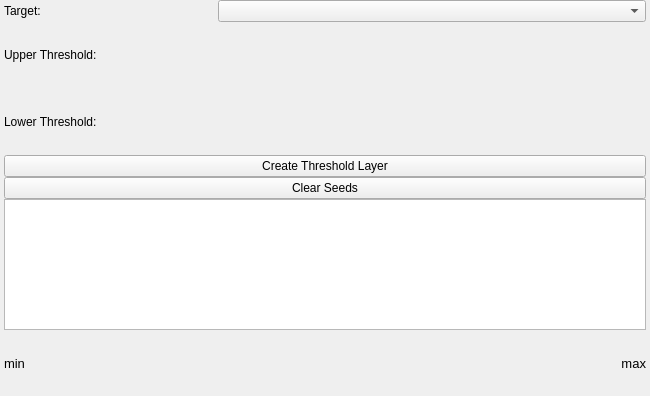
SCIInstitute/Seg3D, file src/Interface/ToolInterface/ThresholdToolInterface.ui: the form before one commit.
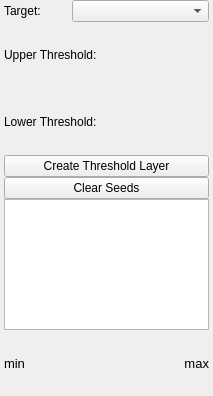
The form after the commit.

Patch:
```diff
--- a/src/Interface/ToolInterface/ThresholdToolInterface.ui
+++ b/src/Interface/ToolInterface/ThresholdToolInterface.ui
@@ -6,12 +6,12 @@
    <rect>
     <x>0</x>
     <y>0</y>
-    <width>650</width>
+    <width>213</width>
     <height>396</height>
    </rect>
   </property>
   <property name="sizePolicy">
-   <sizepolicy hsizetype="Preferred" vsizetype="Fixed">
+   <sizepolicy hsizetype="MinimumExpanding" vsizetype="Fixed">
     <horstretch>0</horstretch>
     <verstretch>0</verstretch>
    </sizepolicy>
@@ -66,7 +66,14 @@
       </widget>
      </item>
      <item>
-      <widget class="QComboBox" name="activeComboBox"/>
+      <widget class="QComboBox" name="activeComboBox">
+       <property name="sizePolicy">
+        <sizepolicy hsizetype="MinimumExpanding" vsizetype="Fixed">
+         <horstretch>0</horstretch>
+         <verstretch>0</verstretch>
+        </sizepolicy>
+       </property>
+      </widget>
      </item>
     </layout>
    </item>
@@ -84,6 +91,9 @@
        <property name="orientation">
         <enum>Qt::Horizontal</enum>
        </property>
+       <property name="sizeType">
+        <enum>QSizePolicy::MinimumExpanding</enum>
+       </property>
        <property name="sizeHint" stdset="0">
         <size>
          <width>40</width>
@@ -111,6 +121,9 @@
        <property name="orientation">
         <enum>Qt::Horizontal</enum>
        </property>
+       <property name="sizeType">
+        <enum>QSizePolicy::MinimumExpanding</enum>
+       </property>
        <property name="sizeHint" stdset="0">
         <size>
          <width>40</width>
@@ -131,6 +144,12 @@
      </property>
      <item>
       <widget class="QPushButton" name="createThresholdLayerButton">
+       <property name="sizePolicy">
+        <sizepolicy hsizetype="MinimumExpanding" vsizetype="Fixed">
+         <horstretch>0</horstretch>
+         <verstretch>0</verstretch>
+        </sizepolicy>
+       </property>
        <property name="text">
         <string>Create Threshold Layer</string>
        </property>
@@ -138,6 +157,12 @@
      </item>
      <item>
       <widget class="QPushButton" name="clearSeedsButton">
+       <property name="sizePolicy">
+        <sizepolicy hsizetype="MinimumExpanding" vsizetype="Fixed">
+         <horstretch>0</horstretch>
+         <verstretch>0</verstretch>
+        </sizepolicy>
+       </property>
        <property name="text">
         <string>Clear Seeds</string>
        </property>
@@ -148,7 +173,7 @@
    <item>
     <widget class="QGraphicsView" name="histogramView">
      <property name="sizePolicy">
-      <sizepolicy hsizetype="Expanding" vsizetype="Fixed">
+      <sizepolicy hsizetype="MinimumExpanding" vsizetype="Fixed">
        <horstretch>0</horstretch>
        <verstretch>0</verstretch>
       </sizepolicy>
@@ -171,6 +196,12 @@
     <layout class="QHBoxLayout" name="minMaxHLayout">
      <item>
       <widget class="QLabel" name="minLabel">
+       <property name="sizePolicy">
+        <sizepolicy hsizetype="MinimumExpanding" vsizetype="Preferred">
+         <horstretch>0</horstretch>
+         <verstretch>0</verstretch>
+        </sizepolicy>
+       </property>
        <property name="font">
         <font>
          <pointsize>10</pointsize>
@@ -185,6 +216,12 @@
      </item>
      <item>
       <widget class="QLabel" name="maxLabel">
+       <property name="sizePolicy">
+        <sizepolicy hsizetype="MinimumExpanding" vsizetype="Preferred">
+         <horstretch>0</horstretch>
+         <verstretch>0</verstretch>
+        </sizepolicy>
+       </property>
        <property name="font">
         <font>
          <pointsize>10</pointsize>
```
Left out of the diff: 6 changed lines with no effect on the pictures.
